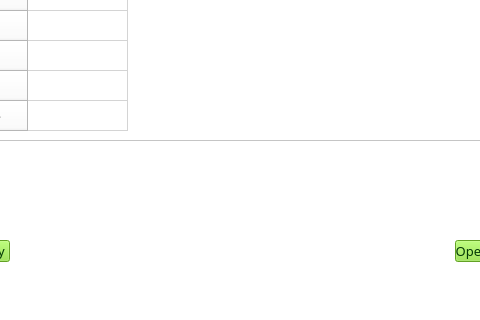
Old version of the form frontend/infoWindow.ui in the repository Herenot/Tor-Forensic-Manager-TFM-; both pictures show x 145 to 625 and y 280 to 600 of the 800 by 600 pixel window.
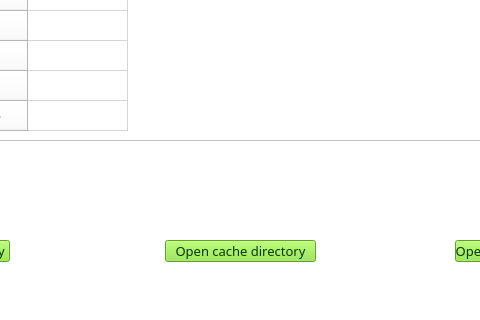
New version of the form. Icons and pictures are not drawn.

```diff
--- a/frontend/infoWindow.ui
+++ b/frontend/infoWindow.ui
@@ -299,6 +299,36 @@
      <set>Qt::AlignCenter</set>
     </property>
    </widget>
+   <widget class="QPushButton" name="open_cachedir_button">
+    <property name="geometry">
+     <rect>
+      <x>310</x>
+      <y>520</y>
+      <width>151</width>
+      <height>22</height>
+     </rect>
+    </property>
+    <property name="maximumSize">
+     <size>
+      <width>300</width>
+      <height>16777215</height>
+     </size>
+    </property>
+    <property name="font">
+     <font>
+      <family>Ubuntu Mono</family>
+      <pointsize>10</pointsize>
+     </font>
+    </property>
+    <property name="styleSheet">
+     <string notr="true">background-color: rgb(138, 226, 52);
+color: rgb(3, 57, 5);
+border-color: rgb(78, 154, 6);</string>
+    </property>
+    <property name="text">
+     <string>Open cache directory</string>
+    </property>
+   </widget>
   </widget>
   <widget class="QMenuBar" name="menubar">
    <property name="geometry">
```
